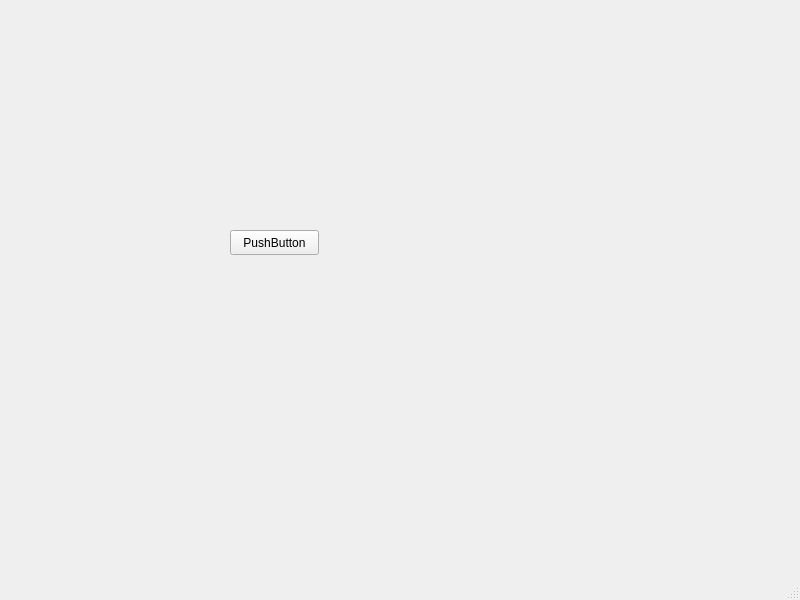
Qt form client/mainwindow.ui (hattafaiq/grpc_up_download) before a commit.
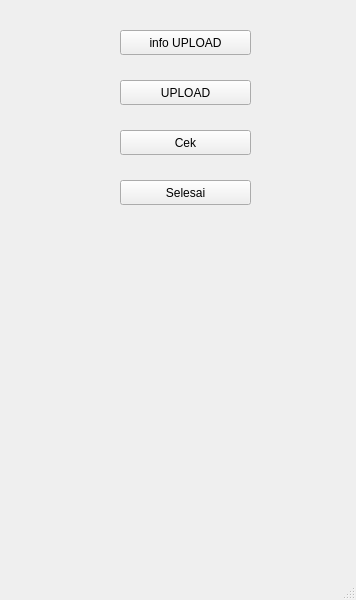
The same form after that commit.

Patch:
```diff
--- a/client/mainwindow.ui
+++ b/client/mainwindow.ui
@@ -6,7 +6,7 @@
    <rect>
     <x>0</x>
     <y>0</y>
-    <width>800</width>
+    <width>356</width>
     <height>600</height>
    </rect>
   </property>
@@ -17,14 +17,53 @@
    <widget class="QPushButton" name="pushButton">
     <property name="geometry">
      <rect>
-      <x>230</x>
-      <y>230</y>
-      <width>89</width>
+      <x>120</x>
+      <y>30</y>
+      <width>131</width>
       <height>25</height>
      </rect>
     </property>
     <property name="text">
-     <string>PushButton</string>
+     <string>info UPLOAD</string>
+    </property>
+   </widget>
+   <widget class="QPushButton" name="pushButton_2">
+    <property name="geometry">
+     <rect>
+      <x>120</x>
+      <y>80</y>
+      <width>131</width>
+      <height>25</height>
+     </rect>
+    </property>
+    <property name="text">
+     <string>UPLOAD</string>
+    </property>
+   </widget>
+   <widget class="QPushButton" name="pushButton_3">
+    <property name="geometry">
+     <rect>
+      <x>120</x>
+      <y>130</y>
+      <width>131</width>
+      <height>25</height>
+     </rect>
+    </property>
+    <property name="text">
+     <string>Cek</string>
+    </property>
+   </widget>
+   <widget class="QPushButton" name="pushButton_4">
+    <property name="geometry">
+     <rect>
+      <x>120</x>
+      <y>180</y>
+      <width>131</width>
+      <height>25</height>
+     </rect>
+    </property>
+    <property name="text">
+     <string>Selesai</string>
     </property>
    </widget>
   </widget>
```
Left out of the diff: 2 changed lines with no effect on the pictures.
